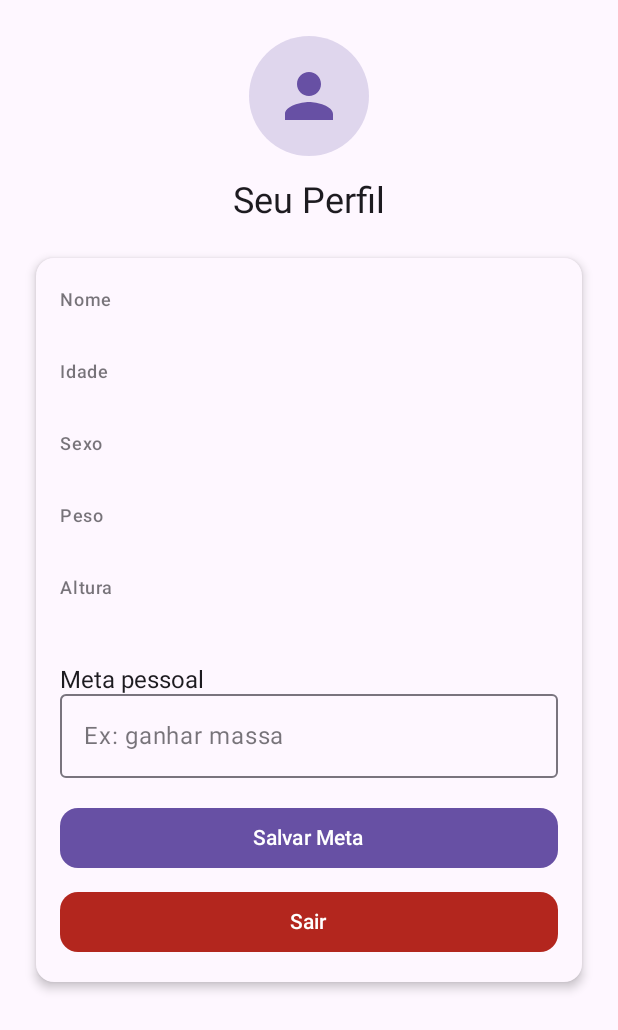
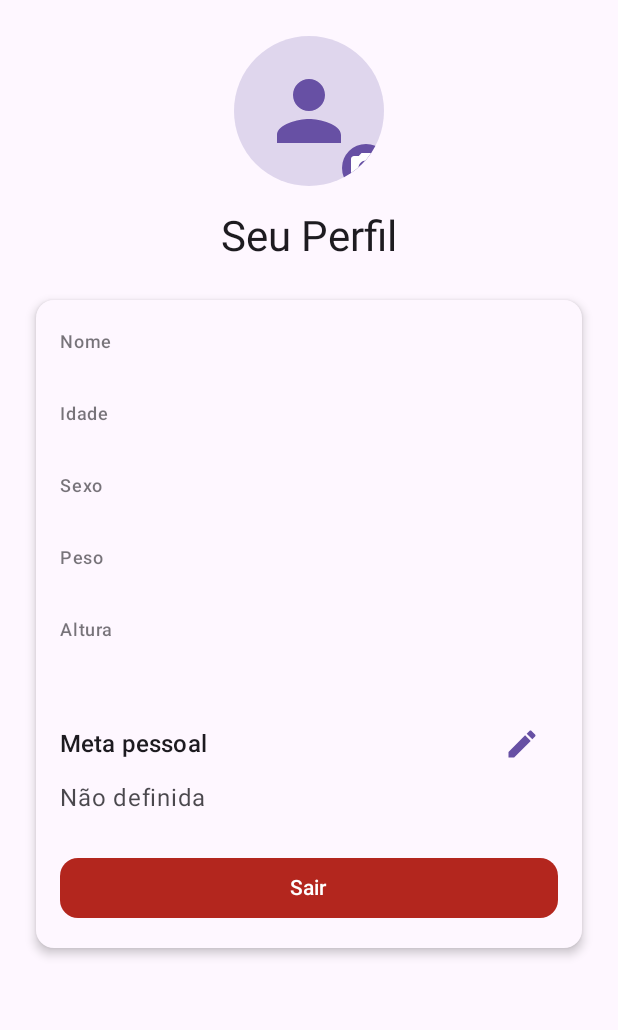
Before and after one commit to yasmnlc/athlos, an Android app built with Jetpack Compose: the composable ProfileContent called with empty values, on a phone screen of 412 x 824 dp. Shown: the top 1030 px of the screen. Run offline under Robolectric (Android 15) with nearby library versions, the phone set to English and light mode, and no system bars.

Commit message:
feat: Implement profile picture upload and enhance profile screen UI
This commit introduces functionality for users to upload and display a profile picture. It also refines the UI/UX of the profile screen, particularly for editing and displaying the user's personal meta.

Key changes:
- **Profile Picture Upload:**
    - Users can now select an image from their device to set as their profile picture.
    - Added `AsyncImage` (from Coil library) to display the profile picture.
    - Implemented image upload to Firebase Storage in `ProfileViewModel`.
    - `User` data model updated with `profileImageUrl` field to store the image URL.
- **`ProfileViewModel` Enhancements:**
    - New state variables: `isUploadingPhoto`, `profileImageUrl`.
    - Added `uploadProfileImage(uri: Uri)` function to handle image upload and update Firestore.
    - `loadUserProfile()` now also fetches `profileImageUrl`.
- **`ProfileScreen` UI/UX Improvements:**
    - Profile picture displayed in a circular view, with a camera icon to trigger image selection.
    - A loading indicator is shown during image upload.
    - The "Meta pessoal" section now has an edit/save toggle:
        - When not editing, the meta is displayed as text ("Não definida" if empty).
        - Clicking an "Edit" icon switches to an `OutlinedTextField` for editing.
        - Clicking a "Save" icon (or the same icon toggled) saves the meta.
        - The "Save" button is enabled only when the meta is not blank and not currently saving.
        - A loading indicator is shown on the "Save" button during the save operation.
    - Visual styling adjustments for text and layout.
- **Dependencies:**
    - Added `com.android.tools:desugar_jdk_libs:2.0.4` for Java 8+ API desugaring.
    - Added `io.coil-kt:coil-compose:2.6.0` for image loading.
    - Enabled `isCoreLibraryDesugaringEnabled = true` in `app/build.gradle.kts`.
- **Code Organization:**
    - Updated import paths for ViewModels (e.g., `com.example.athlos.ui.viewmodels.ProfileViewModel` to `com.example.athlos.viewmodel.ProfileViewModel`). This change also applies to `WaterScreen`.
    - Grouped dependencies in `app/build.gradle.kts` with comments for better readability.

This update significantly enhances user personalization on the profile screen.

```diff
--- a/app/src/main/java/com/example/athlos/data/model/User.kt
+++ b/app/src/main/java/com/example/athlos/data/model/User.kt
@@ -17,5 +17,6 @@ data class User(
     val meta: String = "",
     val aguaAtual: Int = 0,
     val aguaMeta: Int = 2000,
-    val lastResetDate: String = LocalDate.MIN.format(DateTimeFormatter.ISO_LOCAL_DATE)
+    val lastResetDate: String = LocalDate.MIN.format(DateTimeFormatter.ISO_LOCAL_DATE),
+    val profileImageUrl: String? = null
 )
--- a/app/src/main/java/com/example/athlos/ui/screens/ProfileScreen.kt
+++ b/app/src/main/java/com/example/athlos/ui/screens/ProfileScreen.kt
@@ -1,21 +1,32 @@
 package com.example.athlos.ui.screens
 
+import android.net.Uri
+import androidx.activity.compose.rememberLauncherForActivityResult
+import androidx.activity.result.contract.ActivityResultContracts
 import androidx.compose.foundation.background
+import androidx.compose.foundation.clickable
 import androidx.compose.foundation.layout.*
 import androidx.compose.foundation.shape.CircleShape
 import androidx.compose.material.icons.Icons
+import androidx.compose.material.icons.filled.CameraAlt
+import androidx.compose.material.icons.filled.Edit
 import androidx.compose.material.icons.filled.Person
+import androidx.compose.material.icons.filled.Save
 import androidx.compose.material3.*
 import androidx.compose.runtime.*
 import androidx.compose.ui.Alignment
 import androidx.compose.ui.Modifier
 import androidx.compose.ui.draw.clip
+import androidx.compose.ui.layout.ContentScale
 import androidx.compose.ui.unit.dp
 import androidx.compose.ui.unit.sp
 import androidx.navigation.NavHostController
 import androidx.lifecycle.viewmodel.compose.viewModel
+import coil.compose.AsyncImage
 import com.example.athlos.data.model.User
-import com.example.athlos.ui.viewmodels.ProfileViewModel
+import com.example.athlos.viewmodel.ProfileViewModel
+import android.util.Log
+import com.example.athlos.ui.screens.defaultTextFieldColors
 
 @OptIn(ExperimentalMaterial3Api::class)
 @Composable
@@ -29,18 +40,29 @@ fun ProfileScreen(
         profileViewModel.loadUserProfile()
     }
 
+    LaunchedEffect(uiState.errorMessage) {
+        if (uiState.errorMessage != null) {
+            Log.e("ProfileScreen", "Erro: ${uiState.errorMessage}")
+        }
+    }
+
     if (uiState.loading) {
         Box(modifier = Modifier.fillMaxSize(), contentAlignment = Alignment.Center) {
             CircularProgressIndicator()
         }
     } else {
-        // Se houver dados do usuário, exibe o conteúdo do perfil
         uiState.userData?.let { data ->
             ProfileContent(
                 data = data,
                 meta = uiState.meta,
+                isEditingMeta = uiState.isEditingMeta,
+                isSavingMeta = uiState.isSavingMeta,
+                isUploadingPhoto = uiState.isUploadingPhoto,
+                profileImageUrl = uiState.profileImageUrl,
                 onMetaChange = { profileViewModel.updateMeta(it) },
+                onToggleEditMeta = { profileViewModel.toggleEditMeta(it) },
                 onSaveMeta = { profileViewModel.saveMeta() },
+                onUploadPhoto = { uri -> profileViewModel.uploadProfileImage(uri) }, // Passa o Uri
                 onLogout = {
                     profileViewModel.logoutUser()
                     mainNavController.navigate("login") {
@@ -49,7 +71,6 @@ fun ProfileScreen(
                 }
             )
         } ?: run {
-
             Box(modifier = Modifier.fillMaxSize(), contentAlignment = Alignment.Center) {
                 Text(
                     "Erro ao carregar dados do perfil: ${uiState.errorMessage ?: "Desconhecido"}",
@@ -65,10 +86,22 @@ fun ProfileScreen(
 fun ProfileContent(
     data: User,
     meta: String,
+    isEditingMeta: Boolean,
+    isSavingMeta: Boolean,
+    isUploadingPhoto: Boolean,
+    profileImageUrl: String?,
     onMetaChange: (String) -> Unit,
+    onToggleEditMeta: (Boolean) -> Unit,
     onSaveMeta: () -> Unit,
+    onUploadPhoto: (Uri) -> Unit,
     onLogout: () -> Unit
 ) {
+    val pickImageLauncher = rememberLauncherForActivityResult(
+        contract = ActivityResultContracts.GetContent()
+    ) { uri: Uri? ->
+        uri?.let { onUploadPhoto(it) }
+    }
+
     Box(
         modifier = Modifier
             .fillMaxSize()
@@ -81,23 +114,59 @@ fun ProfileContent(
                 .align(Alignment.TopCenter),
             horizontalAlignment = Alignment.CenterHorizontally
         ) {
+            // Foto de Perfil
+            Box(
+                modifier = Modifier
+                    .size(100.dp)
+                    .clip(CircleShape)
+                    .background(MaterialTheme.colorScheme.primary.copy(alpha = 0.2f))
+                    .clickable(enabled = !isUploadingPhoto) { pickImageLauncher.launch("image/*") },
+                contentAlignment = Alignment.Center
+            ) {
+                if (profileImageUrl != null && profileImageUrl.isNotEmpty()) {
+                    AsyncImage(
+                        model = profileImageUrl,
+                        contentDescription = "Foto de Perfil",
+                        modifier = Modifier.fillMaxSize().clip(CircleShape),
+                        contentScale = ContentScale.Crop
+                    )
+                } else {
                     Icon(
                         imageVector = Icons.Default.Person,
-                contentDescription = "Avatar",
-                modifier = Modifier
-                    .size(80.dp)
-                    .clip(CircleShape)
-                    .background(MaterialTheme.colorScheme.primary.copy(alpha = 0.2f))
-                    .padding(16.dp),
+                        contentDescription = "Avatar padrão",
+                        modifier = Modifier.size(64.dp),
                         tint = MaterialTheme.colorScheme.primary
                     )
+                }
+                if (isUploadingPhoto) {
+                    CircularProgressIndicator(
+                        modifier = Modifier.size(40.dp),
+                        color = MaterialTheme.colorScheme.onPrimary
+                    )
+                } else {
+                    Icon(
+                        imageVector = Icons.Default.CameraAlt,
+                        contentDescription = "Alterar foto",
+                        modifier = Modifier
+                            .align(Alignment.BottomEnd)
+                            .offset(x = 4.dp, y = 4.dp)
+                            .clip(CircleShape)
+                            .background(MaterialTheme.colorScheme.primary)
+                            .size(32.dp)
+                            .padding(4.dp),
+                        tint = MaterialTheme.colorScheme.onPrimary
+                    )
+                }
+            }
+
 
             Spacer(modifier = Modifier.height(16.dp))
 
             Text(
                 "Seu Perfil",
-                fontSize = 24.sp,
-                color = MaterialTheme.colorScheme.onBackground
+                fontSize = 28.sp,
+                color = MaterialTheme.colorScheme.onBackground,
+                style = MaterialTheme.typography.headlineMedium
             )
 
             Spacer(modifier = Modifier.height(24.dp))
@@ -108,7 +177,6 @@ fun ProfileContent(
                 elevation = CardDefaults.cardElevation(4.dp)
             ) {
                 Column(modifier = Modifier.padding(16.dp)) {
-                    // Os dados são retirados do objeto User
                     ProfileInfo("Nome", data.nome)
                     ProfileInfo("Idade", data.idade)
                     ProfileInfo("Sexo", data.sexo)
@@ -117,38 +185,71 @@ fun ProfileContent(
 
                     Spacer(modifier = Modifier.height(16.dp))
 
+                    Row(
+                        modifier = Modifier.fillMaxWidth(),
+                        verticalAlignment = Alignment.CenterVertically,
+                        horizontalArrangement = Arrangement.SpaceBetween
+                    ) {
                         Text(
                             "Meta pessoal",
                             fontSize = 16.sp,
-                        color = MaterialTheme.colorScheme.onSurface
+                            color = MaterialTheme.colorScheme.onSurface,
+                            style = MaterialTheme.typography.titleSmall
                         )
+                        IconButton(onClick = { onToggleEditMeta(!isEditingMeta) }) {
+                            Icon(
+                                imageVector = if (isEditingMeta) Icons.Default.Save else Icons.Default.Edit,
+                                contentDescription = if (isEditingMeta) "Salvar Meta" else "Editar Meta",
+                                tint = MaterialTheme.colorScheme.primary
+                            )
+                        }
+                    }
 
+                    if (isEditingMeta) {
                         OutlinedTextField(
                             value = meta,
-                        onValueChange = onMetaChange, // Usa o callback do ViewModel
+                            onValueChange = onMetaChange,
                             placeholder = { Text("Ex: ganhar massa") },
                             modifier = Modifier.fillMaxWidth(),
-                        colors = defaultTextFieldColors()
+                            colors = defaultTextFieldColors(),
+                            singleLine = true,
+                            enabled = !isSavingMeta
                         )
-
-                    Spacer(modifier = Modifier.height(16.dp))
-
+                        Spacer(modifier = Modifier.height(8.dp))
                         Button(
-                        onClick = onSaveMeta, // Usa o callback do ViewModel
+                            onClick = onSaveMeta,
                             modifier = Modifier.fillMaxWidth(),
+                            enabled = meta.isNotBlank() && !isSavingMeta,
                             shape = MaterialTheme.shapes.medium,
                             colors = ButtonDefaults.buttonColors(
                                 containerColor = MaterialTheme.colorScheme.primary,
                                 contentColor = MaterialTheme.colorScheme.onPrimary
                             )
                         ) {
-                        Text("Salvar Meta")
+                            if (isSavingMeta) {
+                                CircularProgressIndicator(
+                                    modifier = Modifier.size(24.dp),
+                                    color = MaterialTheme.colorScheme.onPrimary
+                                )
+                            } else {
+                                Text("Salvar")
+                            }
+                        }
+                        Spacer(modifier = Modifier.height(16.dp))
+                    } else {
+                        Text(
+                            text = if (meta.isNotBlank()) meta else "Não definida",
+                            style = MaterialTheme.typography.bodyLarge,
+                            color = MaterialTheme.colorScheme.onSurface.copy(alpha = 0.8f),
+                            modifier = Modifier.fillMaxWidth()
+                        )
+                        Spacer(modifier = Modifier.height(16.dp))
                     }
 
-                    Spacer(modifier = Modifier.height(8.dp)) // Espaço entre os botões
+                    Spacer(modifier = Modifier.height(8.dp))
 
                     Button(
-                        onClick = onLogout, // Usa o callback do ViewModel
+                        onClick = onLogout,
                         modifier = Modifier.fillMaxWidth(),
                         shape = MaterialTheme.shapes.medium,
                         colors = ButtonDefaults.buttonColors(
@@ -180,6 +281,7 @@ fun ProfileInfo(label: String, value: String) {
     }
 }
 
+@OptIn(ExperimentalMaterial3Api::class)
 @Composable
 internal fun defaultTextFieldColors() = OutlinedTextFieldDefaults.colors(
     focusedTextColor = MaterialTheme.colorScheme.onSurface,
--- a/app/src/main/java/com/example/athlos/ui/screens/WaterScreen.kt
+++ b/app/src/main/java/com/example/athlos/ui/screens/WaterScreen.kt
@@ -17,7 +17,7 @@ import androidx.compose.ui.text.style.TextAlign
 import androidx.compose.ui.unit.dp
 import androidx.compose.ui.unit.sp
 import androidx.lifecycle.viewmodel.compose.viewModel
-import com.example.athlos.ui.viewmodels.WaterViewModel
+import com.example.athlos.viewmodel.WaterViewModel
 import kotlin.math.sin
 
 @OptIn(ExperimentalMaterial3Api::class)
```
Also changed, not shown: app/build.gradle.kts (+16 -5 lines). Lines whose indentation alone changed are shown as unchanged.
